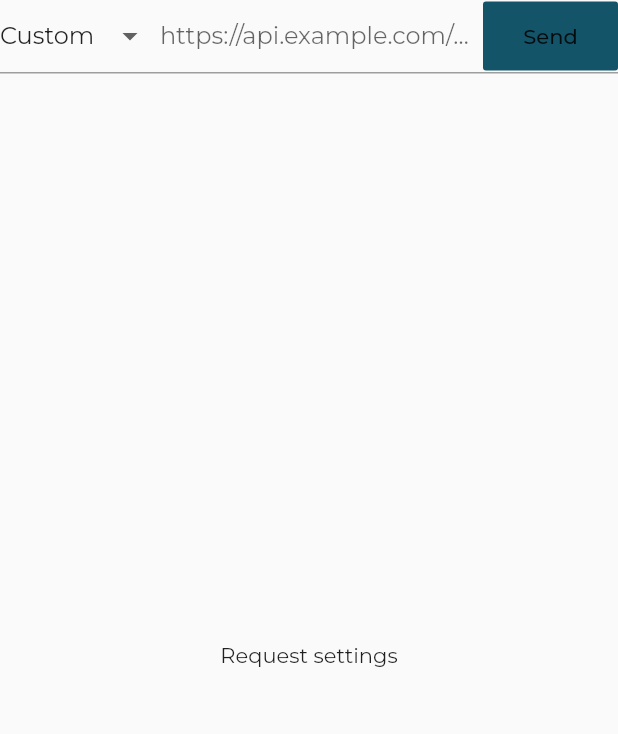
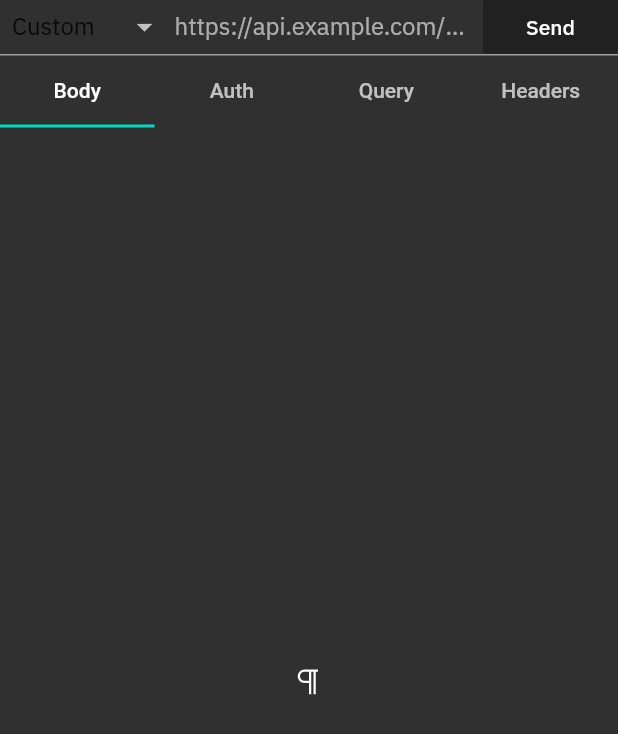
Before and after one commit to TenderOwl/echo, a Flutter app: the RequestView widget shown alone on an empty page, opened directly, on a phone screen of 412 x 824 dp. Shown: the top 734 px of the screen. Run offline on Flutter 3.47's test engine with Material 2 defaults, Android fonts, the phone set to English and light mode, and no system bars; our stand-ins replace google_fonts, line_icons; missing offline and left inert: multi_split_view.

Commit message:
Add request tabs

```diff
--- a/lib/main.dart
+++ b/lib/main.dart
@@ -16,8 +16,9 @@ class MyApp extends StatelessWidget {
         title: 'Flutter Demo',
         theme: ThemeData(
           primarySwatch: Colors.blueGrey,
-          textTheme: GoogleFonts.montserratTextTheme(),
-          primaryColor: Color.fromARGB(255, 20, 84, 104),
+          textTheme: GoogleFonts.ibmPlexSansTextTheme(),
+          // primaryColor: Color.fromARGB(255, 20, 84, 104),
+          colorScheme: ColorScheme.dark(),
         ),
         debugShowCheckedModeBanner: false,
         home: const AppLayout());
--- a/lib/src/components/request_view.dart
+++ b/lib/src/components/request_view.dart
@@ -1,4 +1,5 @@
 import 'package:flutter/material.dart';
+import 'package:line_icons/line_icon.dart';
 import 'package:line_icons/line_icons.dart';
 
 class RequestView extends StatefulWidget {
@@ -26,7 +27,9 @@ class RequestViewState extends State<RequestView> {
 
   @override
   Widget build(BuildContext context) {
-    return Column(
+    return DefaultTabController(
+      length: 4,
+      child: Column(
         children: [
           Container(
             decoration: const BoxDecoration(
@@ -38,6 +41,12 @@ class RequestViewState extends State<RequestView> {
               children: [
                 DropdownButton<String>(
                   value: selectedMethod,
+                  selectedItemBuilder: (context) => requestMethods
+                      .map((e) => Padding(
+                            padding: const EdgeInsets.symmetric(horizontal: 8),
+                            child: Text(e['name']!),
+                          ))
+                      .toList(),
                   items: requestMethods
                       .map((e) => DropdownMenuItem<String>(
                             value: e['value'],
@@ -47,6 +56,7 @@ class RequestViewState extends State<RequestView> {
                   onChanged: (value) => setState(() {
                     selectedMethod = value;
                   }),
+                  isDense: true,
                   underline: Container(),
                 ),
                 Expanded(
@@ -63,7 +73,7 @@ class RequestViewState extends State<RequestView> {
                 ),
                 SizedBox(
                   width: 90,
-                height: 46,
+                  height: 36,
                   child: MaterialButton(
                     onPressed: sendRequest,
                     color: Theme.of(context).primaryColor,
@@ -75,10 +85,35 @@ class RequestViewState extends State<RequestView> {
               ],
             ),
           ),
+          const TabBar(
+            padding: EdgeInsets.zero,
+            tabs: [
+              Tab(
+                child: Text('Body', overflow: TextOverflow.ellipsis),
+              ),
+              Tab(
+                child: Text('Auth', overflow: TextOverflow.ellipsis),
+              ),
+              Tab(
+                child: Text('Query', overflow: TextOverflow.ellipsis),
+              ),
+              Tab(
+                child: Text('Headers', overflow: TextOverflow.ellipsis),
+              ),
+            ],
+          ),
           const Expanded(
-          child: Center(child: Text('Request settings')),
+            child: TabBarView(
+              children: [
+                Icon(LineIcons.paragraph),
+                Icon(LineIcons.lockOpen),
+                Icon(LineIcons.link),
+                Icon(LineIcons.alternateList),
+              ],
+            ),
           )
         ],
+      ),
     );
   }
 
```
Also changed, not shown: 5 other files. Lines whose indentation alone changed are shown as unchanged.
